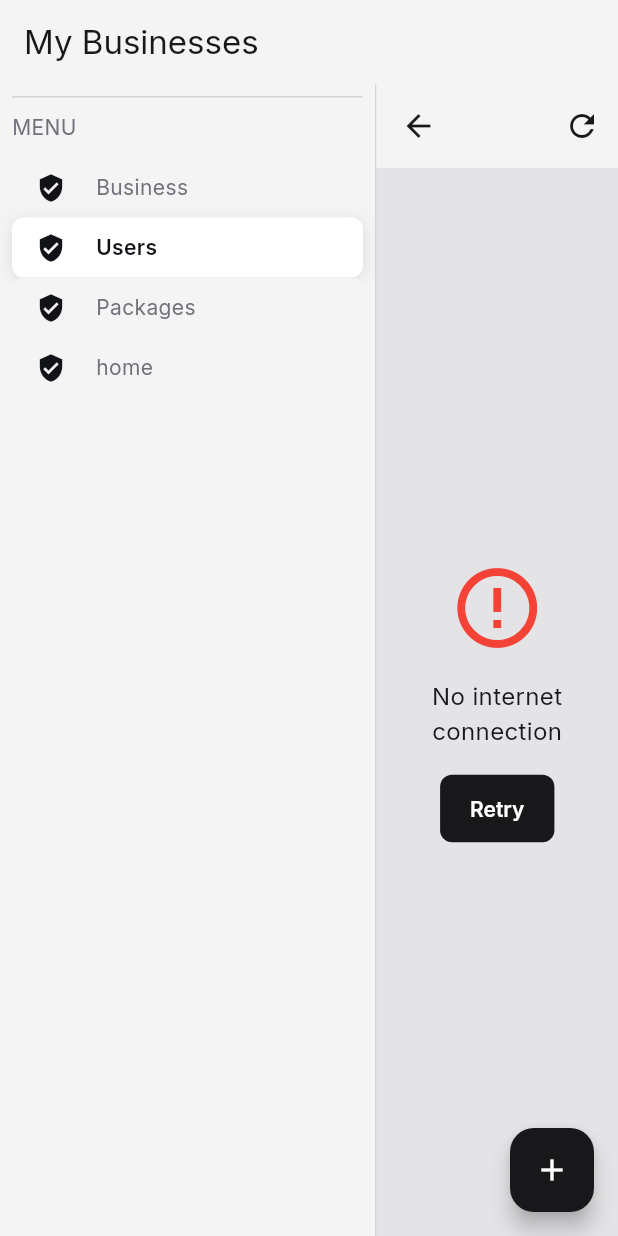
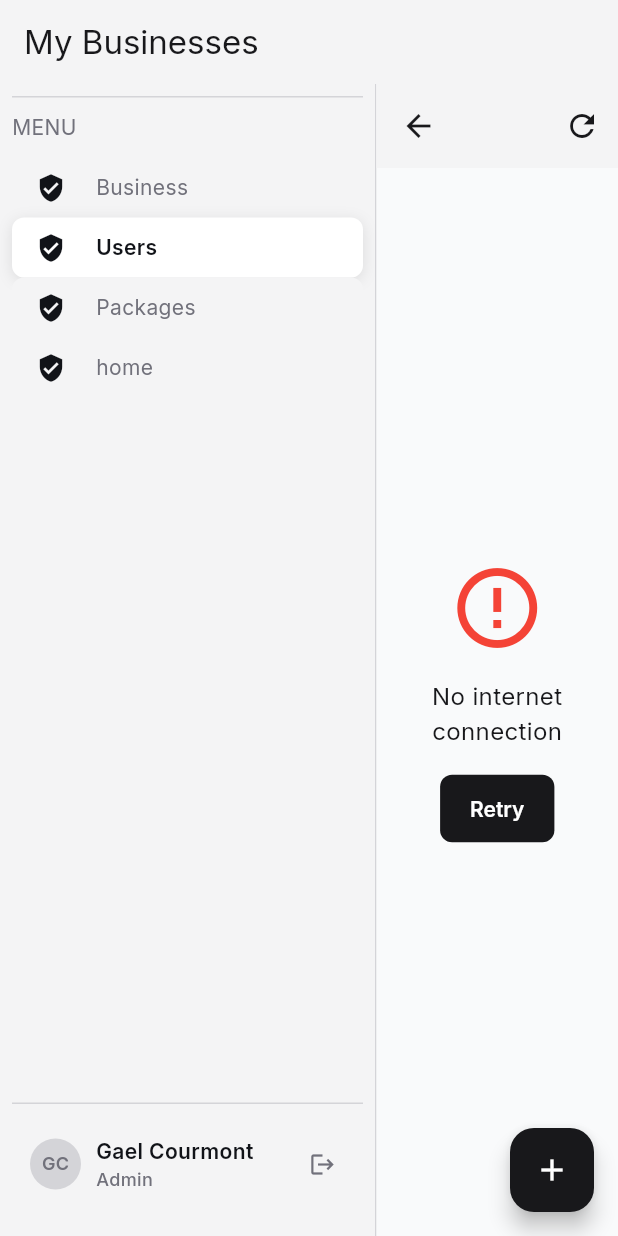
Before and after one commit to Appointment-Reminder/PhotographyBusiness_Frontend, a Flutter app: the CreateAppointmentPage screen opened directly, after a tap on "Business", on a phone screen of 412 x 824 dp. Run offline on Flutter 3.47's test engine with Material 3 defaults, Android fonts, the phone set to English and light mode, and no system bars; our stand-ins replace dartz, dio, equatable, flutter_riverpod, google_fonts, shared_preferences; accounts and stored records are empty.

Commit message:
add nav bar design

```diff
--- a/lib/core/Presentation/theme/app_colors.dart
+++ b/lib/core/Presentation/theme/app_colors.dart
@@ -3,9 +3,11 @@ import 'package:flutter/material.dart';
 class AppColors {
   AppColors._();
 
+  //Base
+  static const mainBg = Color(0xFFF9FAFB);
+
   // Sidebar / Shell
   static const sidebarBg   = Color(0xFFF4F4F5);
-  static const mainBg      = Color(0xFFE4E4E7);
   static const active      = Color(0xFFFFFFFF);
 
   //NavBar
--- /dev/null
+++ b/lib/core/Presentation/widgets/NavBar/NavBarUserCard.dart
@@ -0,0 +1,135 @@
+
+import 'package:flutter/cupertino.dart';
+import 'package:flutter/material.dart';
+import 'package:photography_business_frontend/core/Presentation/theme/app_text_styles.dart' show AppTextStyles;
+import 'package:photography_business_frontend/core/extension/StringExtension.dart';
+import 'package:photography_business_frontend/features/business/domain/entities/business_role.dart';
+import 'package:photography_business_frontend/core/Presentation/theme/app_colors.dart';
+
+class NavBarUserCard extends StatefulWidget {
+
+  final String FirstName;
+  final String LastName;
+  final BusinessRole Role;
+
+  const NavBarUserCard({super.key, required this.FirstName, required this.LastName, required this.Role});
+
+  @override
+  State<StatefulWidget> createState() => _NavBarUserCardState();
+}
+
+
+class _NavBarUserCardState extends State<NavBarUserCard> {
+
+  @override
+  Widget build(BuildContext) {
+    final style = _getStyle();
+    final initials = '${widget.FirstName[0]}${widget.LastName[0]}'.toUpperCase();
+    final roleLabel = widget.Role == BusinessRole.admin ? 'Admin' : 'User';
+
+    return Container(
+      height: 80,
+      width: double.infinity,
+      child:
+        Padding(
+          padding: const EdgeInsets.all(12.0),
+          child: Row(
+          children: [
+            CircleAvatar(
+              radius: 17,
+              backgroundColor: AppColors.border,
+              child: Text(
+                initials,
+                style: TextStyle(
+                  color: AppColors.greyText,
+                  fontWeight: FontWeight.w600,
+                  fontSize: 12
+                ),
+              ),
+            ),
+
+            const SizedBox(width: 10),
+
+            Expanded(
+                child: Column(
+                  mainAxisAlignment: MainAxisAlignment.center,
+                  crossAxisAlignment: CrossAxisAlignment.start,
+                  children: [
+                    Text(
+                      '${widget.FirstName.capitalize()} ${widget.LastName.capitalize()}',
+                      style: TextStyle(
+                        fontWeight: style.headerWeight,
+                        color: style.roleTextColor,
+                        fontSize: 14,
+                      ),
+                    ),
+                    Text(
+                      roleLabel,
+                      style: TextStyle(
+                        fontWeight: style.roleWeight,
+                        color: style.headerColor,
+                        fontSize: 12,
+                      ),
+                    ),
+                  ],
+                ),
+            ),
+            // Logout icon
+            Material(
+              color: Colors.transparent,
+              child: InkWell(
+                onTap: () {
+                  // logout logic
+                },
+                borderRadius: BorderRadius.circular(8),
+                hoverColor: AppColors.greyText.withOpacity(0.15),
+                splashColor: Colors.transparent,
+                highlightColor: Colors.transparent,
+                child: Container(
+                  padding: const EdgeInsets.all(6),
+                  decoration: BoxDecoration(
+                    borderRadius: BorderRadius.circular(8),
+                  ),
+                  child: Icon(
+                    Icons.logout,
+                    size: 18,
+                    color: AppColors.greyText,
+                  ),
+                ),
+              ),
+            ),
+          ],
+                ),
+        ),
+    );
+  }
+
+
+
+  _NavBarUserCardStyle _getStyle(){
+    return const _NavBarUserCardStyle(
+        backgroundColor: AppColors.navBarBg,
+        headerColor: AppColors.greyText,
+        roleTextColor: AppColors.blackText,
+        headerWeight: FontWeight.w600,
+        roleWeight: FontWeight.w500,
+    );
+  }
+}
+
+class _NavBarUserCardStyle {
+
+  final Color backgroundColor;
+  final Color headerColor;
+  final Color roleTextColor;
+  final FontWeight headerWeight;
+  final FontWeight roleWeight;
+
+  const _NavBarUserCardStyle({
+    required this.backgroundColor,
+    required this.headerColor,
+    required this.roleTextColor,
+    required this.headerWeight,
+    required this.roleWeight,
+  });
+}
--- a/lib/core/Presentation/widgets/app_nav_bar.dart
+++ b/lib/core/Presentation/widgets/app_nav_bar.dart
@@ -3,6 +3,8 @@ import 'package:flutter_riverpod/flutter_riverpod.dart';
 import 'package:photography_business_frontend/core/Presentation/theme/app_colors.dart';
 import 'package:photography_business_frontend/core/Presentation/theme/app_text_styles.dart';
 import 'package:photography_business_frontend/core/Presentation/widgets/NavBar/NavBarButton.dart';
+import 'package:photography_business_frontend/core/Presentation/widgets/NavBar/NavBarUserCard.dart';
+import 'package:photography_business_frontend/features/business/domain/entities/business_role.dart';
 import 'package:photography_business_frontend/features/business/presentation/providers/business_providers.dart';
 import 'package:photography_business_frontend/features/user_create/presentation/providers/auth_provders.dart';
 import 'package:photography_business_frontend/features/user_create/presentation/providers/state/auth_state.dart';
@@ -29,6 +31,7 @@ class AppNavBar extends ConsumerWidget{
       child: Padding(
         padding: const EdgeInsets.all(8.0),
         child: Column(
+          mainAxisSize: MainAxisSize.max,
           children: [
             if(authState is AuthAuthenticated)
               SizedBox(
@@ -95,6 +98,9 @@ class AppNavBar extends ConsumerWidget{
                   ),
                 ],
               ),
+              Spacer(),
+              Divider(),
+              NavBarUserCard(FirstName: 'gael', LastName: 'Courmont', Role: BusinessRole.admin)
           ],
         ),
       ),
--- /dev/null
+++ b/lib/core/extension/StringExtension.dart
@@ -0,0 +1,6 @@
+extension Stringextension on String {
+  String capitalize() {
+    if(isEmpty) return this;
+    return '${this[0].toUpperCase()}${substring(1).toLowerCase()}';
+  }
+}
--- a/lib/dev/widget_gallery.dart
+++ b/lib/dev/widget_gallery.dart
@@ -1,4 +1,5 @@
 import 'package:flutter/material.dart';
+import 'package:photography_business_frontend/core/Presentation/theme/app_colors.dart';
 import 'package:photography_business_frontend/features/business/presentation/widgets/business_card.dart';
 import 'package:photography_business_frontend/features/appointment/presentation/widgets/appointment_card.dart';
 import 'package:photography_business_frontend/features/business/presentation/widgets/member_list_item.dart';
@@ -43,7 +44,7 @@ final entries = <GalleryEntry>[
         (_) => Row(
       children: [
         const AppNavBar(),
-        Expanded(child: Container(color: Colors.grey[100])),
+        Expanded(child: Container(color: AppColors.mainBg)),
       ],
     ),
     needsAuth: true,
```
